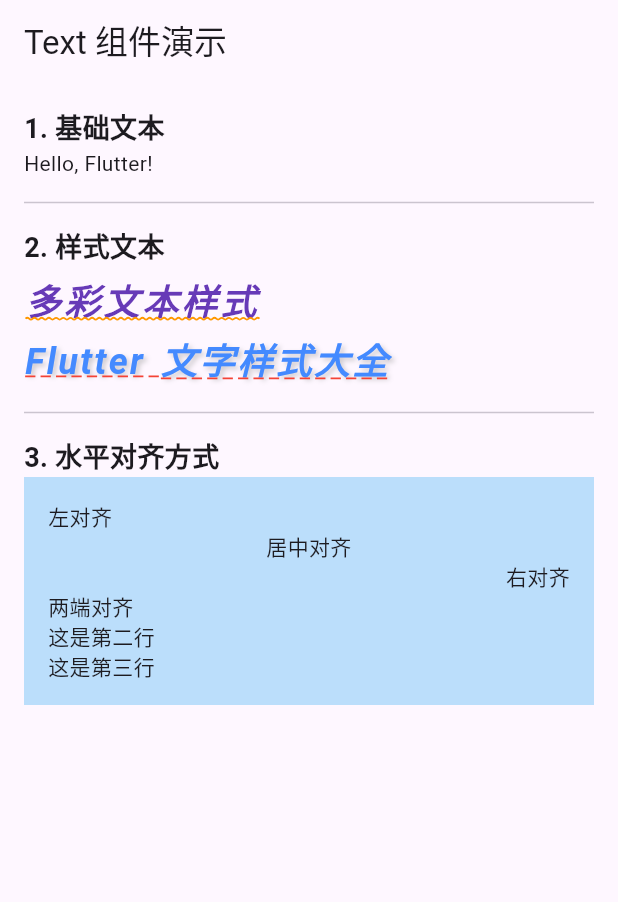
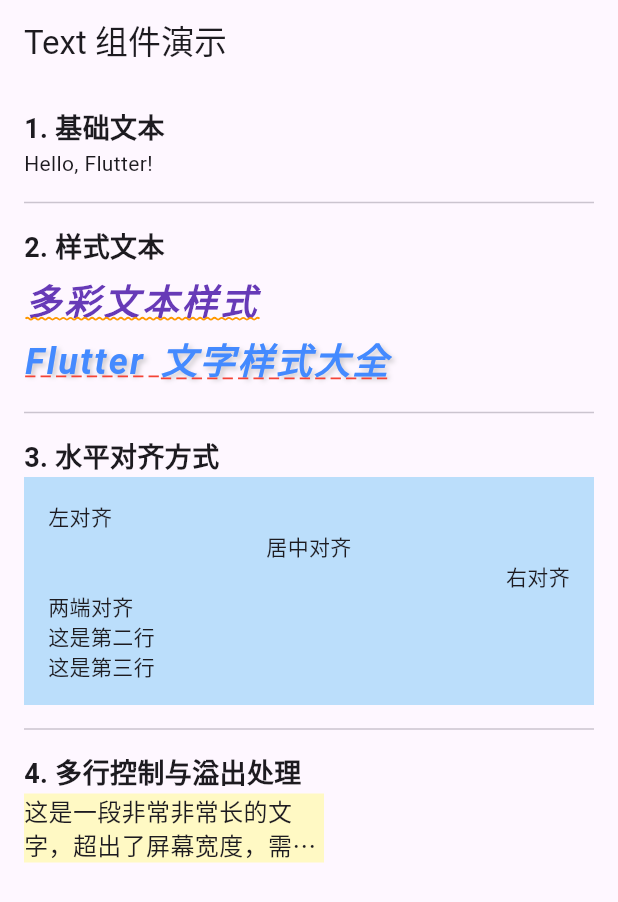
Before and after one commit to congwiny/flutter_study, a Flutter app: the screen it shows after launch, on a phone screen of 412 x 824 dp. Shown: the top 902 px of the screen. Run offline on Flutter 3.47's test engine with Material 3 defaults, Android fonts, the phone set to English and light mode, and no system bars; Roboto replaces fonts that are missing (MaShanZheng).

Commit message:
Text组件：多行控制与溢出处理

```diff
--- a/hello_world/lib/widget/text.dart
+++ b/hello_world/lib/widget/text.dart
@@ -66,7 +66,7 @@ class TextDemoPage extends StatelessWidget {
             ),
             const Divider(height: 32),
 
-            // 2. 水平对齐方式
+            // 3. 水平对齐方式
             const Text(
               '3. 水平对齐方式',
               style: TextStyle(fontSize: 18, fontWeight: FontWeight.bold),
@@ -84,6 +84,23 @@ class TextDemoPage extends StatelessWidget {
                 ],
               ),
             ),
+            const Divider(height: 32),
+
+            // 4. 多行控制与溢出处理
+            const Text(
+              '4. 多行控制与溢出处理',
+              style: TextStyle(fontSize: 18, fontWeight: FontWeight.bold),
+            ),
+            Container(
+              width: 200,
+              color: Colors.yellow[100], // 可见背景
+              child: Text(
+                '这是一段非常非常长的文字，超出了屏幕宽度，需要省略显示...',
+                maxLines: 2, //maxLines 和 overflow 必须同时使用才有效！
+                overflow: TextOverflow.ellipsis,
+                style: TextStyle(fontSize: 16),
+              ),
+            ),
           ],
         ),
       ),
```
